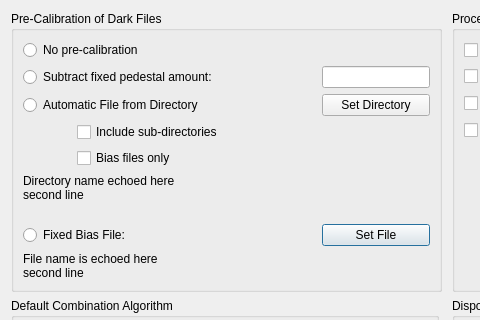
First picture: the form in PreferencesWindow.ui, repository RMcDOttawa/MasterFlatMaker, before the edit; both pictures show x 0 to 480 and y 0 to 320 of the 894 by 529 pixel window.
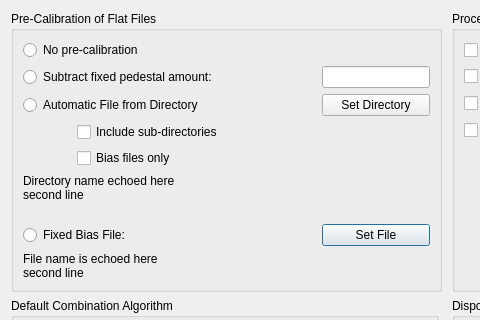
Second picture: the form after the edit.

Commit message: First basic, brute-force change of "dark" to "flat" throughout

```diff
--- a/PreferencesWindow.ui
+++ b/PreferencesWindow.ui
@@ -41,7 +41,7 @@
       </size>
      </property>
      <property name="title">
-      <string>Pre-Calibration of Dark Files</string>
+      <string>Pre-Calibration of Flat Files</string>
      </property>
      <layout class="QGridLayout" name="gridLayout_4">
       <item row="0" column="0" colspan="2">
```
The commit also changes 25 other files.
